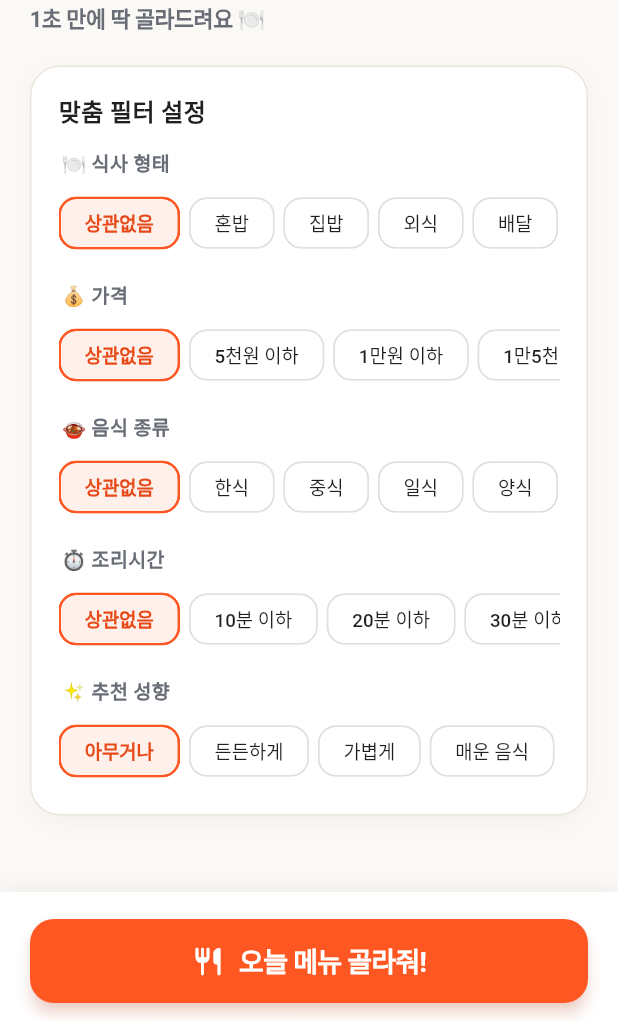
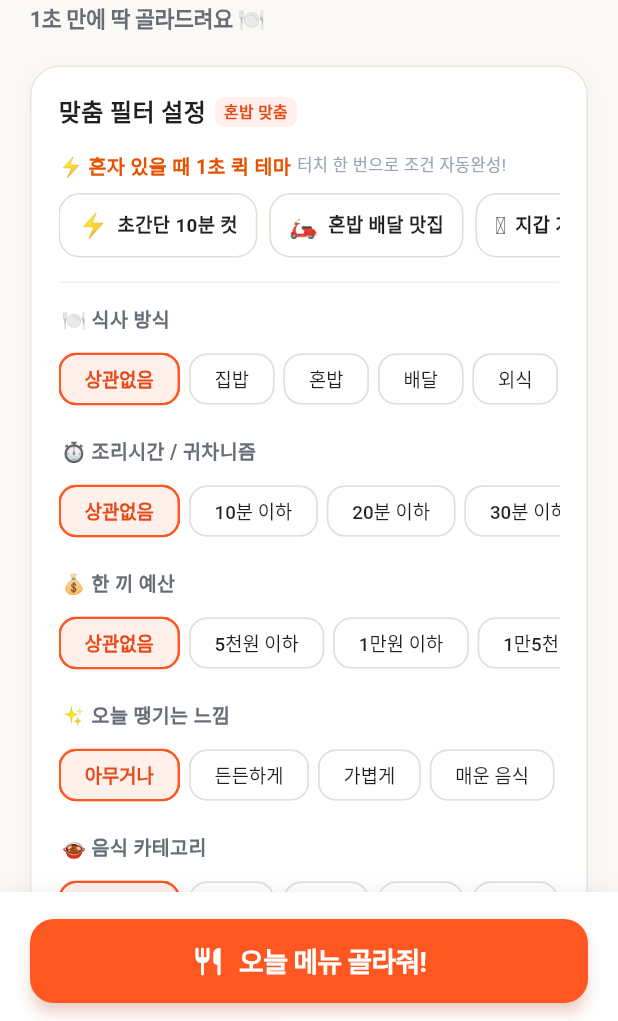
Before and after one commit to HaSangSeon/today_menu, a Flutter app: the screen it shows after launch, on a phone screen of 412 x 824 dp, the part 215-1236 px from its top. Run offline on Flutter 3.47's test engine with Material 3 defaults, Android fonts, the phone set to English and light mode, and no system bars; our stand-ins replace google_mobile_ads, shared_preferences; network calls fail.

Commit message:
feat: 1인가구/혼밥러 맞춤 1초 퀵 프리셋 및 필터 대폭 업그레이드

```diff
--- a/lib/models/filter_criteria.dart
+++ b/lib/models/filter_criteria.dart
@@ -1,4 +1,5 @@
 class FilterCriteria {
+  final String quickPreset; // 'none', 'lazy', 'delivery', 'budget', 'hangover', 'diet', 'spicy'
   final String mealType;
   final String price;
   final String category;
@@ -6,6 +7,7 @@ class FilterCriteria {
   final String preference;
 
   const FilterCriteria({
+    this.quickPreset = 'none',
     this.mealType = '상관없음',
     this.price = '상관없음',
     this.category = '상관없음',
@@ -14,6 +16,7 @@ class FilterCriteria {
   });
 
   bool get isDefault =>
+      quickPreset == 'none' &&
       mealType == '상관없음' &&
       price == '상관없음' &&
       category == '상관없음' &&
@@ -21,6 +24,7 @@ class FilterCriteria {
       preference == '아무거나';
 
   FilterCriteria copyWith({
+    String? quickPreset,
     String? mealType,
     String? price,
     String? category,
@@ -28,6 +32,7 @@ class FilterCriteria {
     String? preference,
   }) {
     return FilterCriteria(
+      quickPreset: quickPreset ?? this.quickPreset,
       mealType: mealType ?? this.mealType,
       price: price ?? this.price,
       category: category ?? this.category,
@@ -38,6 +43,7 @@ class FilterCriteria {
 
   Map<String, dynamic> toJson() {
     return {
+      'quickPreset': quickPreset,
       'mealType': mealType,
       'price': price,
       'category': category,
@@ -48,6 +54,7 @@ class FilterCriteria {
 
   factory FilterCriteria.fromJson(Map<String, dynamic> json) {
     return FilterCriteria(
+      quickPreset: json['quickPreset'] as String? ?? 'none',
       mealType: json['mealType'] as String? ?? '상관없음',
       price: json['price'] as String? ?? '상관없음',
       category: json['category'] as String? ?? '상관없음',
@@ -56,13 +63,115 @@ class FilterCriteria {
     );
   }
 
+  // 1인 가구 / 자취생 맞춤 퀵 프리셋 정의
+  static const List<Map<String, String>> presets = [
+    {
+      'id': 'lazy',
+      'emoji': '⚡',
+      'label': '초간단 10분 컷',
+      'desc': '귀찮음 극복 초스피드 요리',
+    },
+    {
+      'id': 'delivery',
+      'emoji': '🛵',
+      'label': '혼밥 배달 맛집',
+      'desc': '누워서 시켜먹는 1인 배달',
+    },
+    {
+      'id': 'budget',
+      'emoji': '🪙',
+      'label': '지갑 지킴 갓성비',
+      'desc': '5천원 이하 알뜰 한끼',
+    },
+    {
+      'id': 'hangover',
+      'emoji': '🍲',
+      'label': '속풀리는 국물/해장',
+      'desc': '얼큰하고 든든한 뚝배기',
+    },
+    {
+      'id': 'spicy',
+      'emoji': '🌶️',
+      'label': '스트레스 타파 매운맛',
+      'desc': '화끈하게 땡기는 매운 음식',
+    },
+    {
+      'id': 'diet',
+      'emoji': '🥗',
+      'label': '클린 식단/다이어트',
+      'desc': '가볍고 건강한 단백질 위주',
+    },
+  ];
+
+  // 프리셋 적용 헬퍼
+  static FilterCriteria fromPreset(String presetId) {
+    switch (presetId) {
+      case 'lazy':
+        return const FilterCriteria(
+          quickPreset: 'lazy',
+          mealType: '집밥',
+          cookingTime: '10분 이하',
+          price: '상관없음',
+          category: '상관없음',
+          preference: '가볍게',
+        );
+      case 'delivery':
+        return const FilterCriteria(
+          quickPreset: 'delivery',
+          mealType: '배달',
+          cookingTime: '상관없음',
+          price: '상관없음',
+          category: '상관없음',
+          preference: '든든하게',
+        );
+      case 'budget':
+        return const FilterCriteria(
+          quickPreset: 'budget',
+          mealType: '집밥',
+          price: '5천원 이하',
+          cookingTime: '상관없음',
+          category: '상관없음',
+          preference: '아무거나',
+        );
+      case 'hangover':
+        return const FilterCriteria(
+          quickPreset: 'hangover',
+          mealType: '상관없음',
+          cookingTime: '상관없음',
+          price: '상관없음',
+          category: '국/찌개',
+          preference: '국물',
+        );
+      case 'spicy':
+        return const FilterCriteria(
+          quickPreset: 'spicy',
+          mealType: '상관없음',
+          cookingTime: '상관없음',
+          price: '상관없음',
+          category: '상관없음',
+          preference: '매운 음식',
+        );
+      case 'diet':
+        return const FilterCriteria(
+          quickPreset: 'diet',
+          mealType: '상관없음',
+          cookingTime: '상관없음',
+          price: '상관없음',
+          category: '샐러드',
+          preference: '건강식',
+        );
+      default:
+        return const FilterCriteria();
+    }
+  }
+
   // Filter options list for UI
   static const List<String> mealTypeOptions = [
     '상관없음',
+    '집밥',
     '혼밥',
-    '집밥',
+    '배달',
     '외식',
-    '배달',
   ];
 
   static const List<String> priceOptions = [
@@ -75,17 +184,17 @@ class FilterCriteria {
   static const List<String> categoryOptions = [
     '상관없음',
     '한식',
+    '분식',
+    '양식',
+    '일식',
     '중식',
-    '일식',
-    '양식',
-    '분식',
     '패스트푸드',
     '치킨',
+    '국/찌개',
     '면',
     '밥',
-    '국/찌개',
     '고기',
-    '기타',
+    '샐러드',
   ];
 
   static const List<String> cookingTimeOptions = [
@@ -101,9 +210,9 @@ class FilterCriteria {
     '가볍게',
     '매운 음식',
     '국물',
+    '고기',
     '면',
     '밥',
-    '고기',
     '건강식',
   ];
 }
--- a/lib/services/recommendation_engine.dart
+++ b/lib/services/recommendation_engine.dart
@@ -181,6 +181,10 @@ class RecommendationEngine {
           if (!menu.meat && !menu.tags.any((t) => t.contains('고기') || t.contains('삼겹') || t.contains('소고기') || t.contains('돼지') || t.contains('닭') || t.contains('스테이크'))) {
             return false;
           }
+        } else if (cat == '샐러드') {
+          if (!menu.healthy && !menu.subCategory.contains('샐러드') && !menu.name.contains('샐러드') && !menu.tags.any((t) => t.contains('샐러드') || t.contains('다이어트') || t.contains('포케') || t.contains('건강'))) {
+            return false;
+          }
         } else {
           // 한식, 중식, 일식, 양식, 분식, 패스트푸드, 치킨, 기타
           if (menu.category != cat) {
--- a/lib/widgets/filter_section.dart
+++ b/lib/widgets/filter_section.dart
@@ -22,90 +22,241 @@ class FilterSection extends StatelessWidget {
             Row(
               mainAxisAlignment: MainAxisAlignment.spaceBetween,
               children: [
-                Text(
+                Row(
+                  children: [
+                    const Text(
                       '맞춤 필터 설정',
                       style: TextStyle(
                         fontSize: 16,
                         fontWeight: FontWeight.bold,
+                      ),
+                    ),
+                    const SizedBox(width: 6),
+                    Container(
+                      padding: const EdgeInsets.symmetric(
+                        horizontal: 6,
+                        vertical: 2,
+                      ),
+                      decoration: BoxDecoration(
                         color: isDark
-                        ? AppTheme.textPrimaryDark
-                        : AppTheme.textPrimaryLight,
+                            ? AppTheme.primaryContainerDark
+                            : AppTheme.primaryContainerLight,
+                        borderRadius: BorderRadius.circular(6),
                       ),
+                      child: Text(
+                        '혼밥 맞춤',
+                        style: TextStyle(
+                          fontSize: 10.5,
+                          fontWeight: FontWeight.bold,
+                          color: isDark
+                              ? const Color(0xFFFFAB91)
+                              : AppTheme.primaryDark,
+                        ),
+                      ),
+                    ),
+                  ],
                 ),
                 if (!criteria.isDefault)
                   TextButton.icon(
                     onPressed: () {
                       filterProvider.resetFilter();
                     },
-                    icon: const Icon(Icons.refresh_rounded, size: 16),
+                    icon: const Icon(Icons.refresh_rounded, size: 15),
                     label: const Text(
                       '초기화',
-                      style: TextStyle(fontSize: 13),
+                      style: TextStyle(fontSize: 12.5),
                     ),
                     style: TextButton.styleFrom(
                       foregroundColor: isDark
                           ? AppTheme.textSecondaryDark
                           : AppTheme.textSecondaryLight,
-                      padding: const EdgeInsets.symmetric(horizontal: 8),
+                      padding: const EdgeInsets.symmetric(horizontal: 6),
                       minimumSize: Size.zero,
                       tapTargetSize: MaterialTapTargetSize.shrinkWrap,
                     ),
                   ),
               ],
             ),
-            const SizedBox(height: 12),
+            const SizedBox(height: 14),
 
-            // 1. 식사 형태
+            // 1. 1인 가구 1초 퀵 테마 프리셋
+            _buildPresetSection(context, filterProvider, criteria, isDark),
+            const SizedBox(height: 16),
+
+            const Divider(height: 1),
+            const SizedBox(height: 14),
+
+            // 2. 식사 방식 (어떻게 먹을까?)
             _buildFilterRow(
               context: context,
-              title: '🍽️ 식사 형태',
+              title: '🍽️ 식사 방식',
               options: FilterCriteria.mealTypeOptions,
               selected: criteria.mealType,
               onSelected: (val) => filterProvider.updateMealType(val),
             ),
             const SizedBox(height: 14),
 
-            // 2. 가격대
+            // 3. 귀차니즘 / 조리시간
             _buildFilterRow(
               context: context,
-              title: '💰 가격',
+              title: '⏱️ 조리시간 / 귀차니즘',
+              options: FilterCriteria.cookingTimeOptions,
+              selected: criteria.cookingTime,
+              onSelected: (val) => filterProvider.updateCookingTime(val),
+            ),
+            const SizedBox(height: 14),
+
+            // 4. 한 끼 예산 / 가격대
+            _buildFilterRow(
+              context: context,
+              title: '💰 한 끼 예산',
               options: FilterCriteria.priceOptions,
               selected: criteria.price,
               onSelected: (val) => filterProvider.updatePrice(val),
             ),
             const SizedBox(height: 14),
 
-            // 3. 음식 종류
+            // 5. 오늘 땡기는 느낌 / 성향
             _buildFilterRow(
               context: context,
-              title: '🍲 음식 종류',
+              title: '✨ 오늘 땡기는 느낌',
+              options: FilterCriteria.preferenceOptions,
+              selected: criteria.preference,
+              onSelected: (val) => filterProvider.updatePreference(val),
+            ),
+            const SizedBox(height: 14),
+
+            // 6. 음식 종류
+            _buildFilterRow(
+              context: context,
+              title: '🍲 음식 카테고리',
               options: FilterCriteria.categoryOptions,
               selected: criteria.category,
               onSelected: (val) => filterProvider.updateCategory(val),
             ),
-            const SizedBox(height: 14),
-
-            // 4. 조리시간
-            _buildFilterRow(
-              context: context,
-              title: '⏱️ 조리시간',
-              options: FilterCriteria.cookingTimeOptions,
-              selected: criteria.cookingTime,
-              onSelected: (val) => filterProvider.updateCookingTime(val),
-            ),
-            const SizedBox(height: 14),
-
-            // 5. 추천 성향
-            _buildFilterRow(
-              context: context,
-              title: '✨ 추천 성향',
-              options: FilterCriteria.preferenceOptions,
-              selected: criteria.preference,
-              onSelected: (val) => filterProvider.updatePreference(val),
-            ),
           ],
         );
       },
+    );
+  }
+
+  Widget _buildPresetSection(
+    BuildContext context,
+    FilterProvider filterProvider,
+    FilterCriteria criteria,
+    bool isDark,
+  ) {
+    return Column(
+      crossAxisAlignment: CrossAxisAlignment.start,
+      children: [
+        Row(
+          children: [
+            Text(
+              '⚡ 혼자 있을 때 1초 퀵 테마',
+              style: TextStyle(
+                fontSize: 13,
+                fontWeight: FontWeight.bold,
+                color: isDark
+                    ? const Color(0xFFFFE082)
+                    : const Color(0xFFE65100),
+              ),
+            ),
+            const SizedBox(width: 4),
+            Text(
+              '터치 한 번으로 조건 자동완성!',
+              style: TextStyle(
+                fontSize: 11,
+                color: isDark
+                    ? AppTheme.textMutedDark
+                    : AppTheme.textMutedLight,
+              ),
+            ),
+          ],
+        ),
+        const SizedBox(height: 8),
+        SingleChildScrollView(
+          scrollDirection: Axis.horizontal,
+          physics: const BouncingScrollPhysics(),
+          child: Row(
+            children: FilterCriteria.presets.map((preset) {
+              final isSelected = criteria.quickPreset == preset['id'];
+
+              return Padding(
+                padding: const EdgeInsets.only(right: 8),
+                child: InkWell(
+                  onTap: () {
+                    filterProvider.togglePreset(preset['id']!);
+                  },
+                  borderRadius: BorderRadius.circular(14),
+                  child: Container(
+                    padding: const EdgeInsets.symmetric(
+                      horizontal: 12,
+                      vertical: 9,
+                    ),
+                    decoration: BoxDecoration(
+                      color: isSelected
+                          ? (isDark
+                              ? AppTheme.primaryContainerDark
+                              : AppTheme.primaryContainerLight)
+                          : Theme.of(context).colorScheme.surface,
+                      borderRadius: BorderRadius.circular(14),
+                      border: Border.all(
+                        color: isSelected
+                            ? AppTheme.primary
+                            : (isDark
+                                ? AppTheme.cardBorderDark
+                                : const Color(0xFFE2DDD5)),
+                        width: isSelected ? 1.8 : 1,
+                      ),
+                      boxShadow: isSelected
+                          ? [
+                              BoxShadow(
+                                color: AppTheme.primary.withAlpha(isDark ? 40 : 25),
+                                blurRadius: 6,
+                                offset: const Offset(0, 2),
+                              ),
+                            ]
+                          : null,
+                    ),
+                    child: Row(
+                      mainAxisSize: MainAxisSize.min,
+                      children: [
+                        Text(
+                          preset['emoji']!,
+                          style: const TextStyle(fontSize: 16),
+                        ),
+                        const SizedBox(width: 6),
+                        Column(
+                          crossAxisAlignment: CrossAxisAlignment.start,
+                          mainAxisSize: MainAxisSize.min,
+                          children: [
+                            Text(
+                              preset['label']!,
+                              style: TextStyle(
+                                fontSize: 12.5,
+                                fontWeight: isSelected
+                                    ? FontWeight.w800
+                                    : FontWeight.w600,
+                                color: isSelected
+                                    ? (isDark
+                                        ? const Color(0xFFFFAB91)
+                                        : AppTheme.primaryDark)
+                                    : (isDark
+                                        ? AppTheme.textPrimaryDark
+                                        : AppTheme.textPrimaryLight),
+                              ),
+                            ),
+                          ],
+                        ),
+                      ],
+                    ),
+                  ),
+                ),
+              );
+            }).toList(),
+          ),
+        ),
+      ],
     );
   }
 
```
Also changed, not shown: lib/providers/filter_provider.dart (+29 -5 lines). Lines whose indentation alone changed are shown as unchanged.
